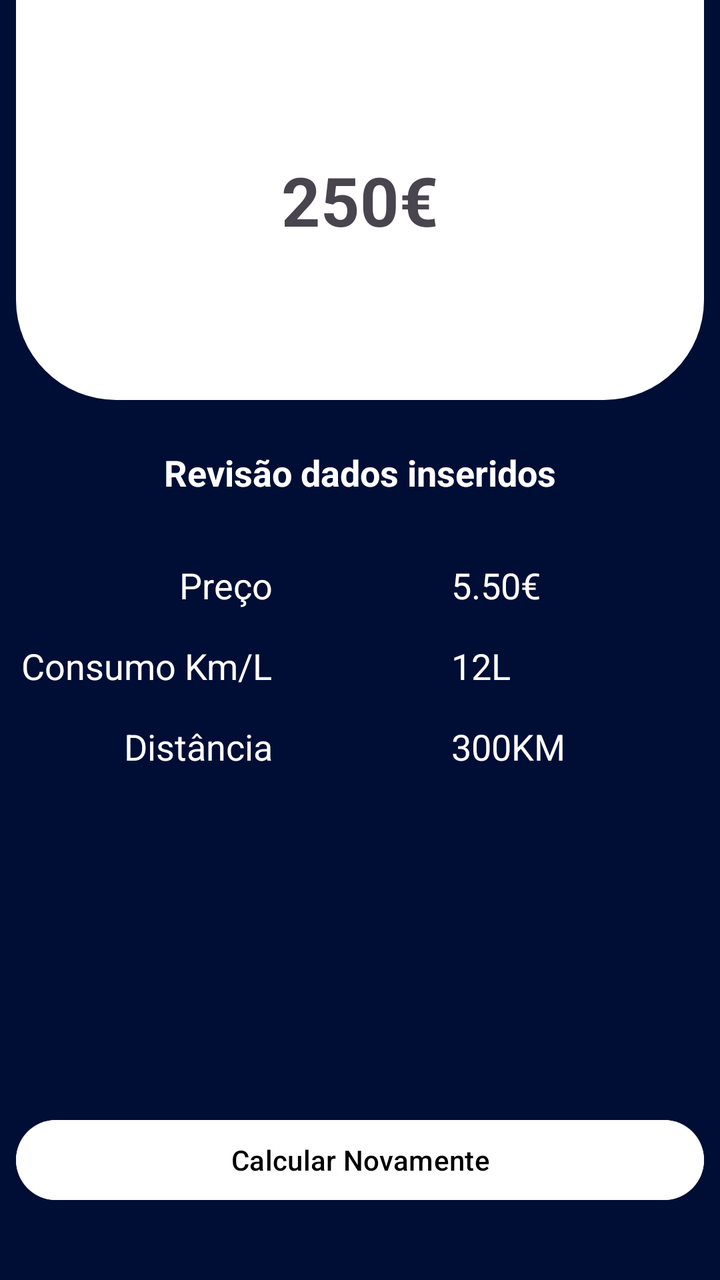
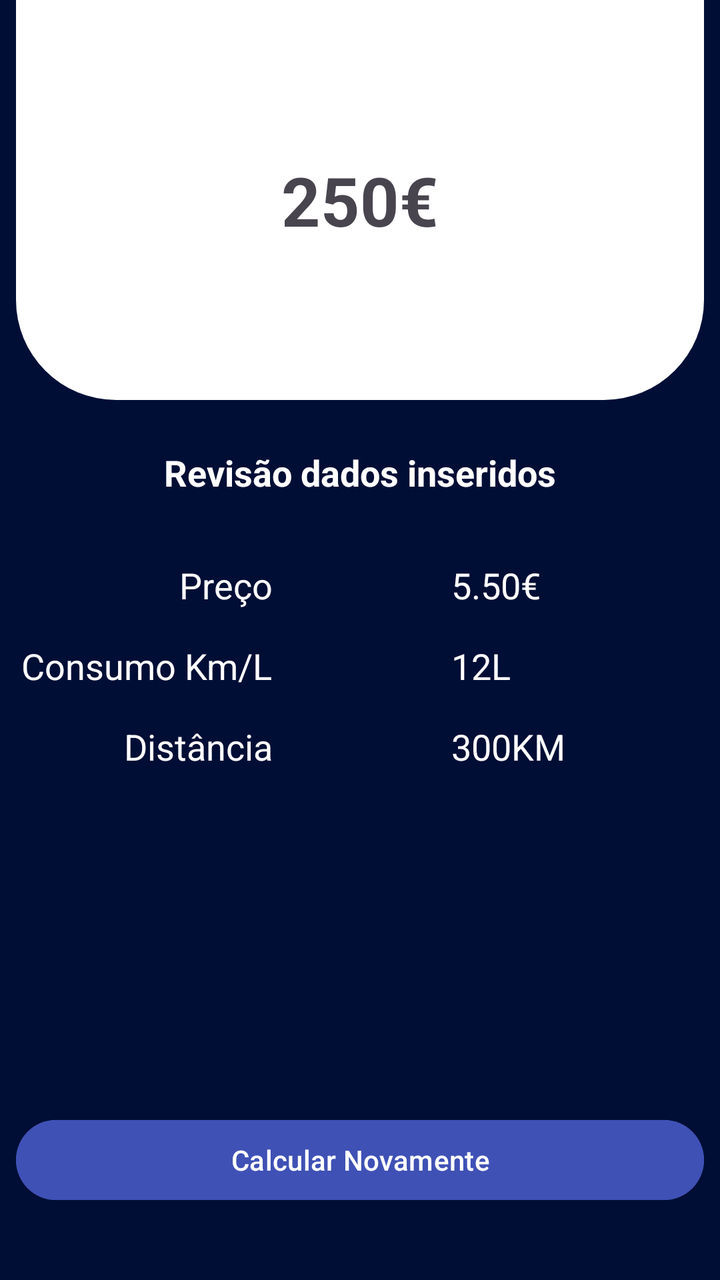

The first picture is an Android layout as it rendered before a commit; the second is the same layout after the commit. The layout source and the unified diff follow.
<!-- AndroidManifest.xml: application theme Theme.FuelCalculator -->
<!-- res/layout/activity_resultado.xml -->
<?xml version="1.0" encoding="utf-8"?>
<androidx.constraintlayout.widget.ConstraintLayout xmlns:android="http://schemas.android.com/apk/res/android"
    xmlns:app="http://schemas.android.com/apk/res-auto"
    xmlns:tools="http://schemas.android.com/tools"
    android:id="@+id/main"
    android:background="@color/background"
    android:layout_width="match_parent"
    android:layout_height="match_parent"
    tools:context=".ResultadoActivity">

    <LinearLayout
        android:id="@+id/llResultadoCabecalho"
        android:layout_width="match_parent"
        android:layout_height="200dp"
        android:layout_marginStart="8dp"
        android:layout_marginEnd="8dp"
        android:background="@drawable/bg_bottom_rounded"
        android:gravity="center"
        app:layout_constraintEnd_toEndOf="parent"
        app:layout_constraintStart_toStartOf="parent"
        app:layout_constraintTop_toTopOf="parent">

        <TextView
            android:id="@+id/tvPrecoViagem"
            android:layout_width="wrap_content"
            android:layout_height="wrap_content"
            android:text="250€"
            android:textSize="34sp"
            android:textStyle="bold"
            app:layout_constraintEnd_toEndOf="parent"
            app:layout_constraintStart_toStartOf="parent"
            app:layout_constraintTop_toTopOf="parent" />
    </LinearLayout>

    <TextView
        android:id="@+id/tvLabel"
        android:layout_width="wrap_content"
        android:layout_height="wrap_content"
        android:layout_marginTop="24dp"
        android:text="Revisão dados inseridos"
        android:textColor="@color/white"
        android:textSize="18sp"
        android:textStyle="bold"
        app:layout_constraintEnd_toEndOf="parent"
        app:layout_constraintStart_toStartOf="parent"
        app:layout_constraintTop_toBottomOf="@+id/llResultadoCabecalho" />

    <TextView
        android:id="@+id/tvPrecoLabel"
        android:layout_width="wrap_content"
        android:layout_height="wrap_content"
        android:layout_marginTop="32dp"
        android:text="Preço"
        android:textColor="@color/white"
        android:textSize="18sp"
        app:layout_constraintEnd_toStartOf="@+id/tvResultadoPreco"
        app:layout_constraintHorizontal_bias="0.5"
        app:layout_constraintStart_toStartOf="parent"
        app:layout_constraintTop_toBottomOf="@+id/tvLabel" />

    <TextView
        android:id="@+id/tvResultadoPreco"
        android:layout_width="wrap_content"
        android:layout_height="wrap_content"
        android:layout_marginTop="32dp"
        android:text="5.50€"
        android:textColor="@color/white"
        android:textSize="18sp"
        app:layout_constraintEnd_toEndOf="parent"
        app:layout_constraintHorizontal_bias="0.5"
        app:layout_constraintStart_toEndOf="@+id/tvPrecoLabel"
        app:layout_constraintTop_toBottomOf="@+id/tvLabel" />

    <TextView
        android:id="@+id/tvConsumoLabel"
        android:layout_width="wrap_content"
        android:layout_height="wrap_content"
        android:layout_marginTop="16dp"
        android:text="Consumo Km/L"
        android:textColor="@color/white"
        android:textSize="18sp"
        app:layout_constraintEnd_toEndOf="@+id/tvPrecoLabel"
        app:layout_constraintTop_toBottomOf="@+id/tvPrecoLabel" />

    <TextView
        android:id="@+id/tvResultadoConsumo"
        android:layout_width="wrap_content"
        android:layout_height="wrap_content"
        android:layout_marginTop="16dp"
        android:text="12L"
        android:textColor="@color/white"
        android:textSize="18sp"
        app:layout_constraintStart_toStartOf="@+id/tvResultadoPreco"
        app:layout_constraintTop_toBottomOf="@+id/tvResultadoPreco" />

    <TextView
        android:id="@+id/tvDistanciaLabel"
        android:layout_width="wrap_content"
        android:layout_height="wrap_content"
        android:layout_marginTop="16dp"
        android:text="Distância"
        android:textColor="@color/white"
        android:textSize="18sp"
        app:layout_constraintEnd_toEndOf="@+id/tvConsumoLabel"
        app:layout_constraintTop_toBottomOf="@+id/tvConsumoLabel" />

    <TextView
        android:id="@+id/tvResultadoDistancia"
        android:layout_width="wrap_content"
        android:layout_height="wrap_content"
        android:layout_marginTop="16dp"
        android:text="300KM"
        android:textColor="@color/white"
        android:textSize="18sp"
        app:layout_constraintStart_toStartOf="@+id/tvResultadoConsumo"
        app:layout_constraintTop_toBottomOf="@+id/tvResultadoConsumo" />

    <Button
        android:id="@+id/btnResultadoNovo"
        android:layout_width="0dp"
        android:layout_height="wrap_content"
        android:layout_marginStart="8dp"
        android:layout_marginEnd="8dp"
        android:layout_marginBottom="36dp"
        android:backgroundTint="#FBFFFFFF"
        android:text="Calcular Novamente"
        android:textColor="#000000"
        app:layout_constraintBottom_toBottomOf="parent"
        app:layout_constraintEnd_toEndOf="parent"
        app:layout_constraintHorizontal_bias="0.0"
        app:layout_constraintStart_toStartOf="parent" />

</androidx.constraintlayout.widget.ConstraintLayout>
<!-- resources referenced by this layout -->
<resources>
  <color name="background">#000E35</color>
  <color name="white">#FFFFFFFF</color>
  <!-- drawable bg_bottom_rounded (drawable) -->
  <?xml version="1.0" encoding="utf-8"?>
  <shape xmlns:android="http://schemas.android.com/apk/res/android"
      android:shape="rectangle">
  
      <solid android:color="@color/white"/>
  
      <corners
          android:topLeftRadius="0dp"
          android:topRightRadius="0dp"
          android:bottomLeftRadius="50dp"
          android:bottomRightRadius="50dp"/>
  
  </shape>
  <style name="Theme.FuelCalculator" parent="Base.Theme.FuelCalculator" />
  <style name="Base.Theme.FuelCalculator" parent="Theme.Material3.DayNight.NoActionBar">
          
          
      </style>
</resources>

<!-- the commit's change to res/layout/activity_resultado.xml (unified diff, before → after) -->
@@ -122,9 +122,9 @@
         android:layout_marginStart="8dp"
         android:layout_marginEnd="8dp"
         android:layout_marginBottom="36dp"
-        android:backgroundTint="#FBFFFFFF"
+        android:backgroundTint="#3F51B5"
         android:text="Calcular Novamente"
-        android:textColor="#000000"
+        android:textColor="#FFFFFF"
         app:layout_constraintBottom_toBottomOf="parent"
         app:layout_constraintEnd_toEndOf="parent"
         app:layout_constraintHorizontal_bias="0.0"
